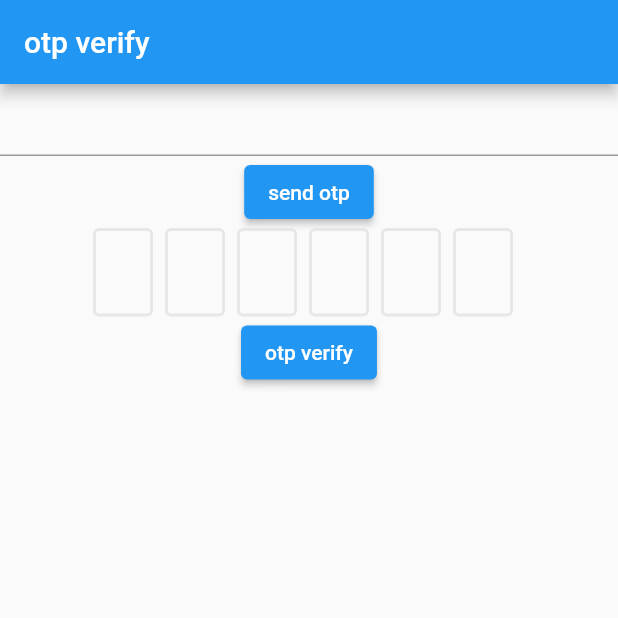
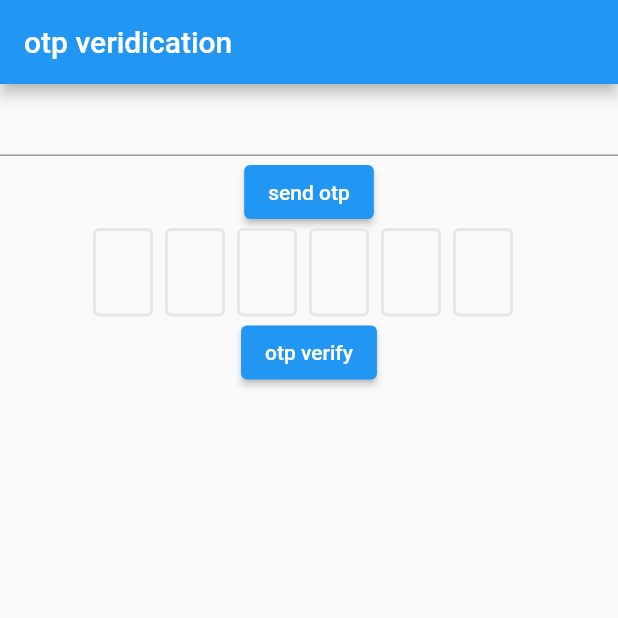
Before and after one commit to kaushik-savani/otpauth, a Flutter app: the screen it shows after launch, on a phone screen of 412 x 824 dp, the top half of it. Run offline on Flutter 3.47's test engine with Material 2 defaults, Android fonts, the phone set to English and light mode, and no system bars; drawn by our look-alikes of flutter_otp_text_field; our stand-ins replace firebase_auth, firebase_core; accounts and stored records are empty.

Commit message:
initial commit

```diff
--- a/lib/otpverify.dart
+++ b/lib/otpverify.dart
@@ -18,7 +18,7 @@ class _otpverifyState extends State<otpverify> {
   Widget build(BuildContext context) {
     return Scaffold(
       appBar: AppBar(
-        title: Text("otp verify"),
+        title: Text("otp veridication"),
       ),
       body: Column(
         children: [
```
Also changed, not shown: lib/main.dart (+4 -4 lines).
